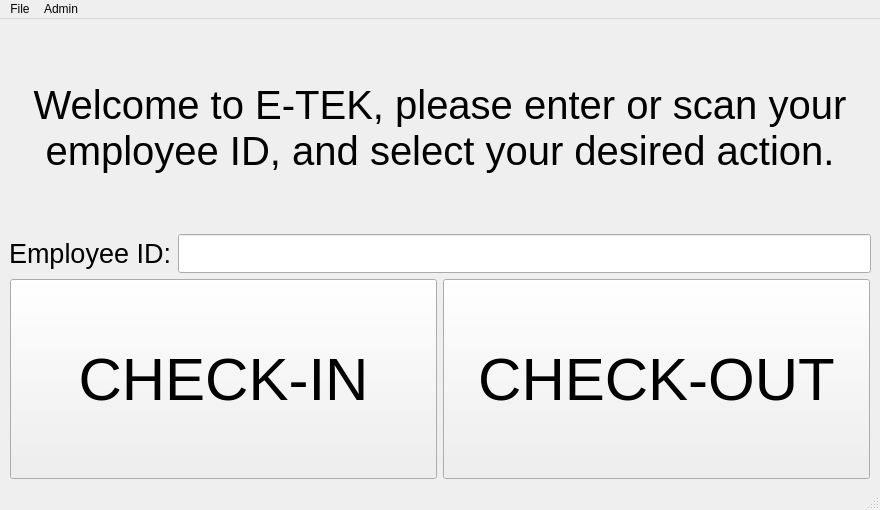
Capstone-RFID/Code, file ui/Etek_main_window.ui: the form before one commit.
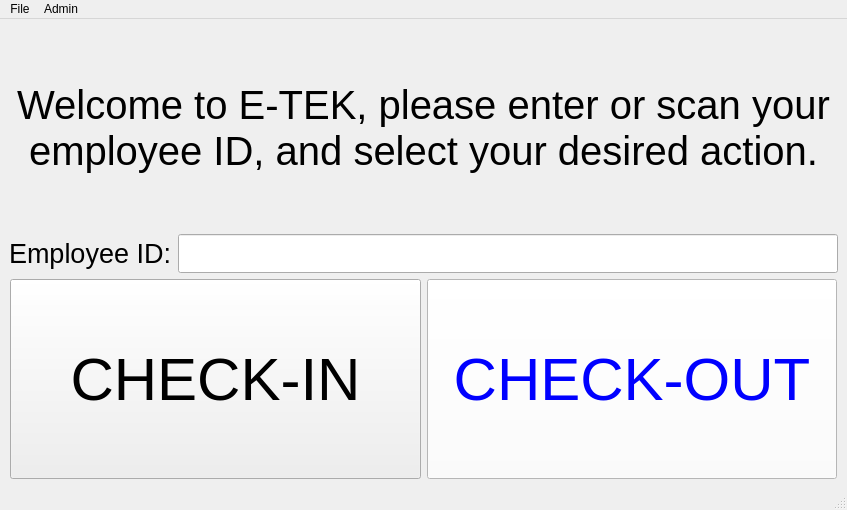
The form after the commit.

Patch:
```diff
--- a/ui/Etek_main_window.ui
+++ b/ui/Etek_main_window.ui
@@ -6,7 +6,7 @@
    <rect>
     <x>0</x>
     <y>0</y>
-    <width>880</width>
+    <width>847</width>
     <height>510</height>
    </rect>
   </property>
@@ -103,6 +103,10 @@
           <pointsize>45</pointsize>
          </font>
         </property>
+        <property name="styleSheet">
+         <string notr="true">background-color: rgb(255, 255, 255);
+color: rgb(0, 0, 255);</string>
+        </property>
         <property name="text">
          <string>CHECK-OUT</string>
         </property>
@@ -117,8 +121,8 @@
     <rect>
      <x>0</x>
      <y>0</y>
-     <width>880</width>
-     <height>21</height>
+     <width>847</width>
+     <height>18</height>
     </rect>
    </property>
    <widget class="QMenu" name="menuFile">
```
